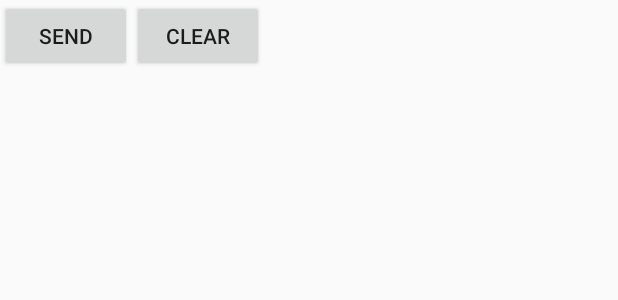
After one commit to NikhilSetty/TeachIndia, an Android app: the layout main.xml on its own in the app's theme, with its tools: preview values and no code run, on a phone screen of 412 x 824 dp. The commit adds this screen. Shown: the top 300 px of the screen. Run offline under Robolectric (Android 15) with nearby library versions, the phone set to English and light mode, and no system bars.

Commit message:
GCM integration code
The main activity contains the code to register a new device to the GCM
server. It does not contain a code to register the device to our server.
Also, the project number for the package has not been generated yet.

```diff
--- a/TeachIndia/app/build.gradle
+++ b/TeachIndia/app/build.gradle
@@ -3,6 +3,7 @@ apply plugin: 'com.android.application'
 android {
     compileSdkVersion 21
     buildToolsVersion "21.1.1"
+    apply plugin: 'android'
 
     defaultConfig {
         applicationId "com.teachindia.teachindia"
@@ -22,4 +23,5 @@ android {
 dependencies {
     compile fileTree(dir: 'libs', include: ['*.jar'])
     compile 'com.android.support:appcompat-v7:21.0.2'
+    compile 'com.google.android.gms:play-services:6.5.+'
 }
--- /dev/null
+++ b/TeachIndia/app/src/main/res/layout/main.xml
@@ -0,0 +1,53 @@
+<?xml version="1.0" encoding="utf-8"?>
+<!--
+  - Copyright 2012 Google Inc.
+  -
+  - Licensed under the Apache License, Version 2.0 (the "License"); you may not
+  - use this file except in compliance with the License. You may obtain a copy
+  - of the License at
+  -
+  - http://www.apache.org/licenses/LICENSE-2.0
+  -
+  - Unless required by applicable law or agreed to in writing, software
+  - distributed under the License is distributed on an "AS IS" BASIS, WITHOUT
+  - WARRANTIES OR CONDITIONS OF ANY KIND, either express or implied. See the
+  - License for the specific language governing permissions and limitations
+  - under the License.
+-->
+<ScrollView xmlns:android="http://schemas.android.com/apk/res/android"
+            android:layout_width="fill_parent"
+            android:layout_height="fill_parent">
+
+    <LinearLayout android:layout_width="fill_parent"
+                  android:layout_height="fill_parent"
+                  android:orientation="vertical">
+        <LinearLayout
+                android:layout_width="match_parent"
+                android:layout_height="wrap_content"
+                android:orientation="horizontal"
+                >
+
+            <Button
+                android:id="@+id/send"
+                android:layout_width="wrap_content"
+                android:layout_height="wrap_content"
+                android:onClick="onClick"
+                android:text="@string/send" />
+
+            <Button
+                android:id="@+id/clear"
+                android:layout_width="wrap_content"
+                android:layout_height="wrap_content"
+                android:onClick="onClick"
+                android:text="@string/clear" />
+
+        </LinearLayout>
+
+        <TextView
+                android:id="@+id/display"
+                android:layout_width="fill_parent"
+                android:layout_height="wrap_content"/>
+
+    </LinearLayout>
+
+</ScrollView>
--- a/TeachIndia/app/src/main/res/values/strings.xml
+++ b/TeachIndia/app/src/main/res/values/strings.xml
@@ -5,4 +5,8 @@
     <string name="hello_world">Hello world!</string>
     <string name="action_settings">Settings</string>
 
+    <string name="send">Send</string>
+    <string name="clear">Clear</string>
+
+
 </resources>
```
Also changed, not shown: TeachIndia/app/src/main/AndroidManifest.xml (+24 -0 lines), TeachIndia/app/src/main/java/com/teachindia/teachindia/GcmBroadcastReceiver.java (added, +45 -0 lines), TeachIndia/app/src/main/java/com/teachindia/teachindia/GcmIntentService.java (added, +108 -0 lines), TeachIndia/app/src/main/java/com/teachindia/teachindia/MainActivity.java (added, +255 -0 lines), TeachIndia/app/src/main/res/drawable/ic_stat_gcm.png (added), 1 other file.
